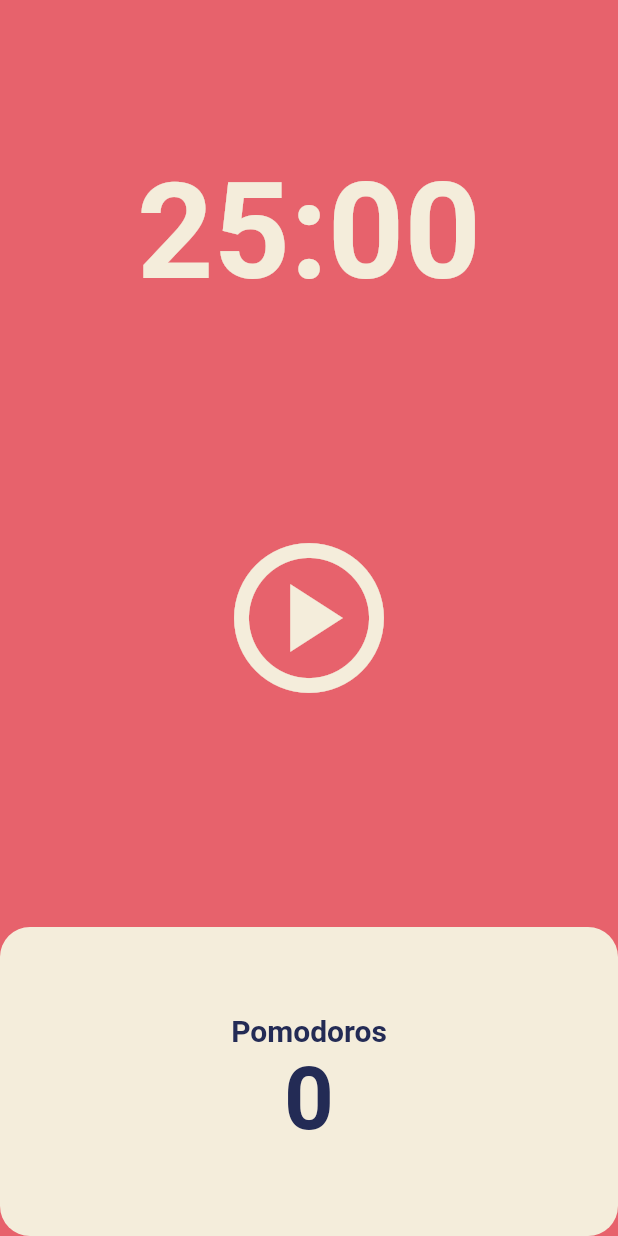
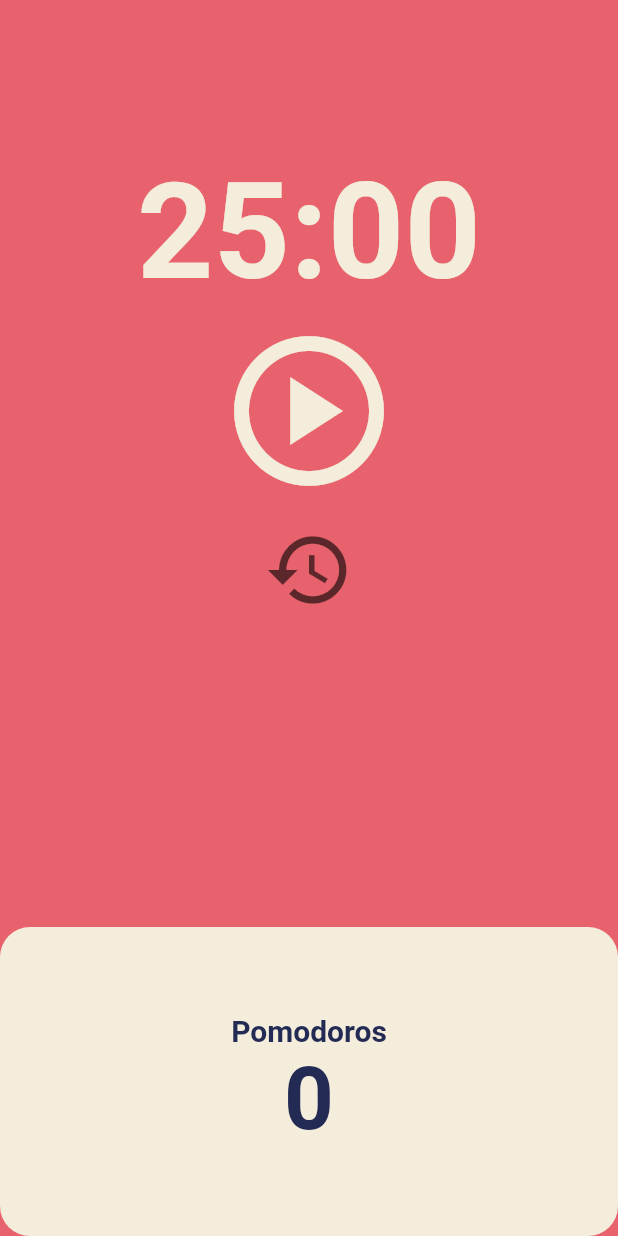
Before and after one commit to gonnabea/flutter-mini, a Flutter app: the screen it shows after launch, on a phone screen of 412 x 824 dp. Run offline on Flutter 3.47's test engine with Material 2 defaults, Android fonts, the phone set to English and light mode, and no system bars.

Commit message:
[ADD] #5.4 Code Challenge

```diff
--- a/lib/screens/home_screen.dart
+++ b/lib/screens/home_screen.dart
@@ -47,6 +47,15 @@ class _HomeScreenState extends State<HomeScreen> {
     });
   }
 
+  void onResetPressed() {
+    timer.cancel();
+
+    setState(() {
+      isRunning = false;
+      totalSeconds = twentyFiveMinutes;
+    });
+  }
+
   String format(int seconds) {
     var duration = Duration(seconds: seconds);
 
@@ -71,7 +80,9 @@ class _HomeScreenState extends State<HomeScreen> {
         Flexible(
             flex: 2,
             child: Center(
-              child: IconButton(
+                child: Column(
+              children: [
+                IconButton(
                   iconSize: 120,
                   color: Theme.of(context).cardColor,
                   onPressed: isRunning ? onPausePressed : onStartPressed,
@@ -79,7 +90,13 @@ class _HomeScreenState extends State<HomeScreen> {
                       ? Icons.pause_circle_outline
                       : Icons.play_circle_outlined),
                 ),
-            )),
+                IconButton(
+                    iconSize: 60,
+                    color: Theme.of(context).hintColor,
+                    onPressed: onResetPressed,
+                    icon: const Icon(Icons.restore))
+              ],
+            ))),
         Flexible(
             flex: 1,
             child: Row(
```
Lines whose indentation alone changed are shown as unchanged.
